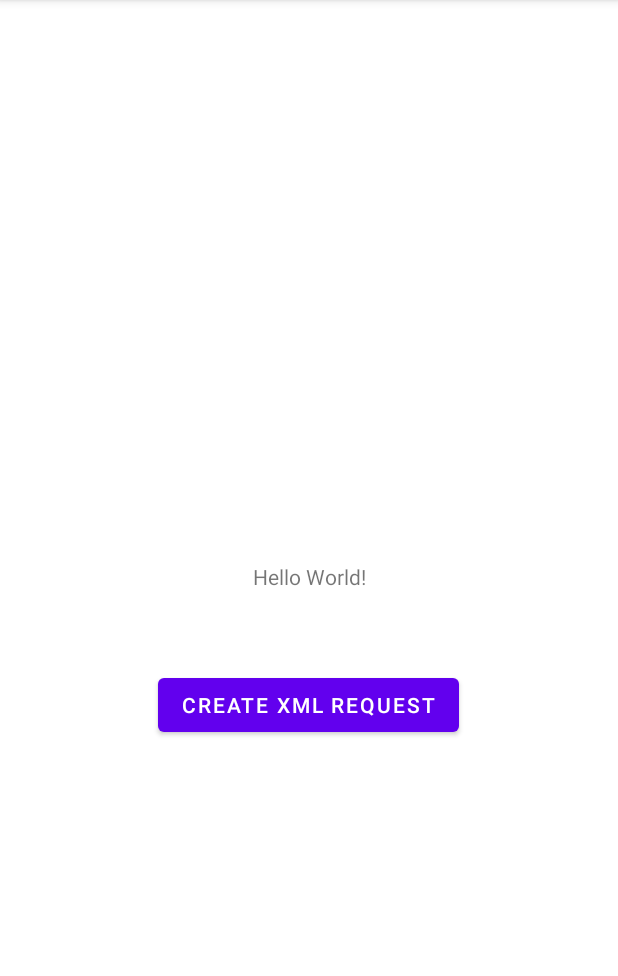
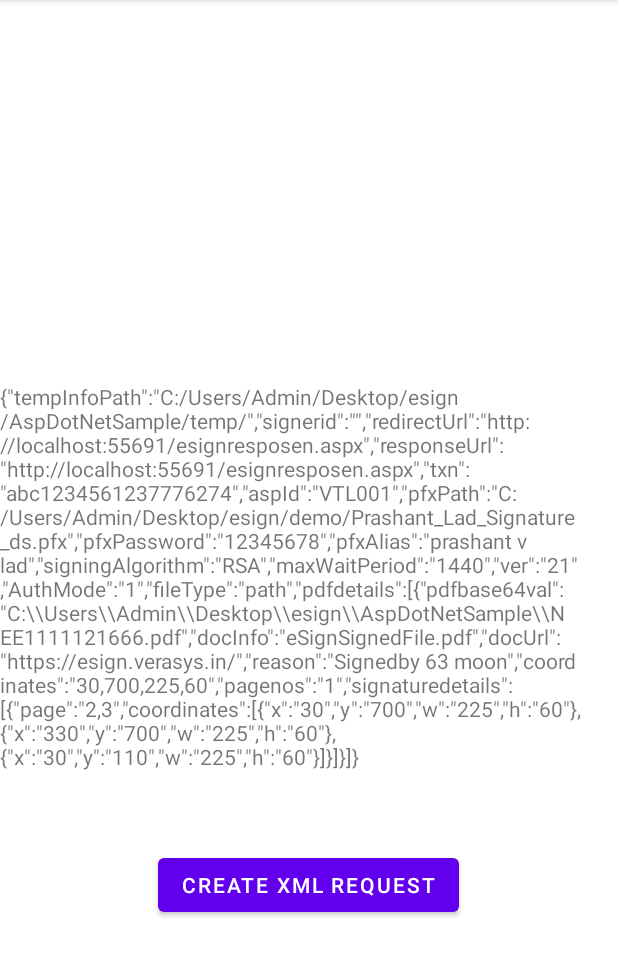
Before and after one commit to supriyamhaishale21/eSignatureLibrary, an Android app: the screen it shows after launch (MainActivity), on a phone screen of 412 x 824 dp, the part 84-1060 px from its top. Run offline under Robolectric (Android 15) with nearby library versions, the phone set to English and light mode, and no system bars.

Commit message:
Updated code.

```diff
--- a/app/src/main/java/com/coreco/esignatureapp/MainActivity.java
+++ b/app/src/main/java/com/coreco/esignatureapp/MainActivity.java
@@ -5,11 +5,15 @@ import androidx.appcompat.app.AppCompatActivity;
 import android.content.Context;
 import android.os.Bundle;
 import android.util.Log;
+import android.view.View;
+import android.widget.Button;
+import android.widget.TextView;
 
 import com.coreco.esignaturelibrary.AppendDigitalSignOnPdf;
 
 import java.io.IOException;
 import java.io.InputStream;
+import java.net.URISyntaxException;
 import java.util.ArrayList;
 
 import javax.xml.parsers.ParserConfigurationException;
@@ -22,8 +26,37 @@ public class MainActivity extends AppCompatActivity {
     protected void onCreate(Bundle savedInstanceState) {
         super.onCreate(savedInstanceState);
         setContentView(R.layout.activity_main);
-        pdf_details.add("200");
+        TextView txtJsonInput=findViewById(R.id.txtJsonInput);
 
-        AppendDigitalSignOnPdf.GetPDFeSignParams(this,"getTxnRefreq.json");
+        Button btnXmlRequest=findViewById(R.id.btnXmlRequest);
+
+       String pdfJsonInput="{\"tempInfoPath\":\"C:/Users/Admin/Desktop/esign/AspDotNetSample/temp/\"" +
+               ",\"signerid\":\"\",\"redirectUrl\":\"http://localhost:55691/esignresposen.aspx\"" +
+               ",\"responseUrl\":\"http://localhost:55691/esignresposen.aspx\"" +
+               ",\"txn\":\"abc1234561237776274\",\"aspId\":\"VTL001\",\"pfxPath\"" +
+               ":\"C:/Users/Admin/Desktop/esign/demo/Prashant_Lad_Signature_ds.pfx\"" +
+               ",\"pfxPassword\":\"12345678\",\"pfxAlias\":\"prashant v lad\"" +
+               ",\"signingAlgorithm\":\"RSA\",\"maxWaitPeriod\":\"1440\"" +
+               ",\"ver\":\"21\",\"AuthMode\":\"1\",\"fileType\":\"path\"," +
+               "\"pdfdetails\":" +
+               "[{\"pdfbase64val\":\"C:\\\\Users\\\\Admin\\\\Desktop\\\\esign\\\\AspDotNetSample" +
+               "\\\\NEE1111121666.pdf\",\"docInfo\":\"eSignSignedFile.pdf\"," +
+               "\"docUrl\":\"https://esign.verasys.in/\",\"reason\":\"Signedby 63 moon\"," +
+               "\"coordinates\":\"30,700,225,60\",\"pagenos\":\"1\"," +
+               "\"signaturedetails\":[{\"page\":\"2,3\"," +
+               "\"coordinates\":[{\"x\":\"30\",\"y\":\"700\",\"w\":\"225\",\"h\":\"60\"}," +
+               "{\"x\":\"330\",\"y\":\"700\",\"w\":\"225\",\"h\":\"60\"}," +
+               "{\"x\":\"30\",\"y\":\"110\",\"w\":\"225\",\"h\":\"60\"}]}]}]}";
+
+        txtJsonInput.setText(pdfJsonInput);
+
+
+        btnXmlRequest.setOnClickListener(new View.OnClickListener() {
+            @Override
+            public void onClick(View view) {
+                AppendDigitalSignOnPdf.GetPDFeSignParams(MainActivity.this,pdfJsonInput,txtJsonInput);
+            }
+        });
+
     }
 }
```
